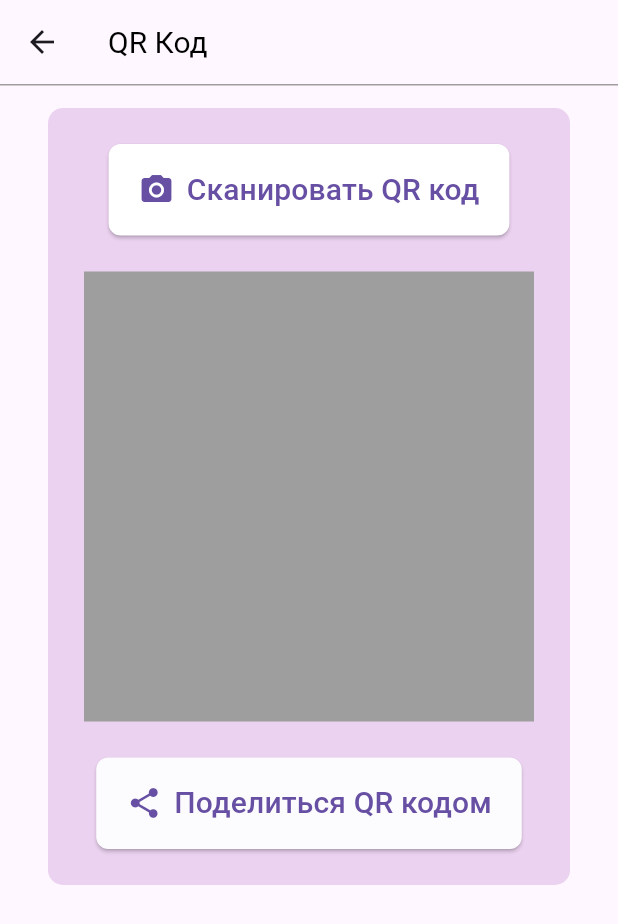
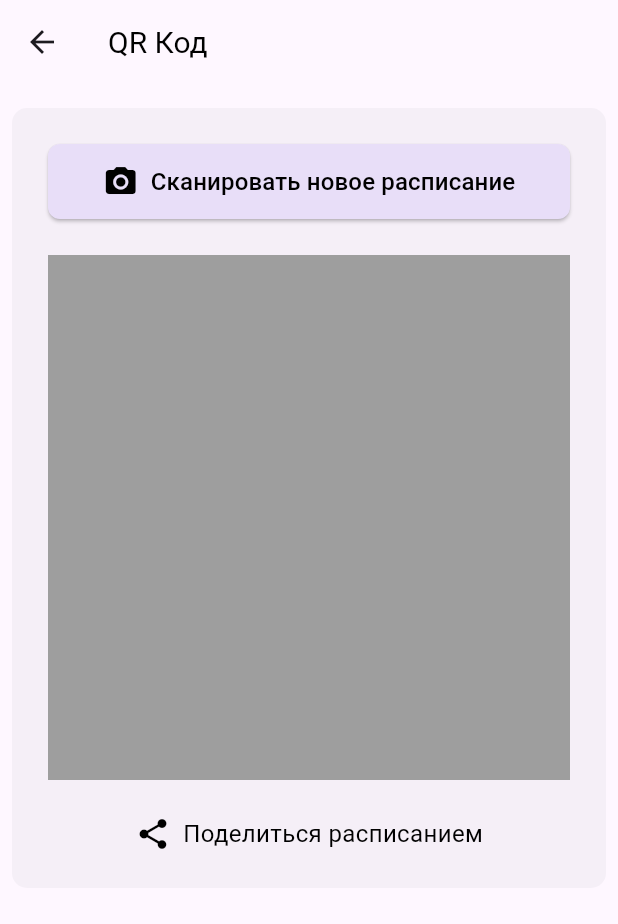
Before and after one commit to eimarinin/balder_schedule, a Flutter app: the SettingsScreen screen opened directly, after a tap on "QR", on a phone screen of 412 x 824 dp. Shown: the top 924 px of the screen. Run offline on Flutter 3.47's test engine with Material 3 defaults, Android fonts, the phone set to English and light mode, and no system bars.

Commit message:
поправил меню настроек

```diff
--- a/balder_schedule_app/lib/screens/qr.dart
+++ /dev/null
@@ -1,90 +0,0 @@
-import 'package:flutter/material.dart';
-
-class QRScreen extends StatelessWidget {
-  const QRScreen({super.key});
-
-  @override
-  Widget build(BuildContext context) {
-    return Scaffold(
-      appBar: AppBar(
-        title: const Text('QR Код'),
-      ),
-      body: Stack(
-        children: [
-          // Серый верхний бар
-          Positioned(
-            top: 0,
-            left: 0,
-            right: 0,
-            child: Container(
-              height: MediaQuery.of(context).padding.top + 1.0, // Высота для статуса
-              color: Colors.grey,
-            ),
-          ),
-          Padding(
-            padding: const EdgeInsets.only(top: 16.0), // Отступ сверху
-            child: Center( // Центрируем контент
-              child: Column(
-                mainAxisAlignment: MainAxisAlignment.start, // Выровнять содержимое в верхней части
-                children: [
-                  Container(
-                    padding: const EdgeInsets.all(24.0), // Увеличенный отступ внутри контейнера
-                    margin: const EdgeInsets.symmetric(horizontal: 8.0), // Уменьшенные боковые отступы
-                    decoration: BoxDecoration(
-                      color: const Color.fromARGB(164, 225, 190, 231), // Цвет фона карточки
-                      borderRadius: BorderRadius.circular(10.0), // Закругленные углы
-                    ),
-                    child: Column(
-                      mainAxisSize: MainAxisSize.min,
-                      crossAxisAlignment: CrossAxisAlignment.center,
-                      children: [
-                        // Кнопка "Сканировать QR код"
-                        ElevatedButton.icon(
-                          onPressed: () {
-                            // Логика для сканирования QR-кода
-                          },
-                          icon: const Icon(Icons.camera_alt, size: 24),
-                          label: const Text('Сканировать QR код', style: TextStyle(fontSize: 20)), // Увеличенный размер текста
-                          style: ElevatedButton.styleFrom(
-                            backgroundColor: const Color.fromARGB(255, 255, 255, 255), // Цвет кнопки
-                            padding: const EdgeInsets.symmetric(vertical: 16.0, horizontal: 20.0), // Увеличенные отступы
-                            shape: RoundedRectangleBorder(
-                              borderRadius: BorderRadius.circular(8.0),
-                            ),
-                          ),
-                        ),
-                        const SizedBox(height: 24.0), // Отступ между кнопкой и квадратом
-                        // Большой серый квадрат вместо QR-кода
-                        Container(
-                          width: 300, // Увеличенная ширина серого квадрата
-                          height: 300, // Увеличенная высота серого квадрата
-                          color: Colors.grey, // Цвет серого квадрата
-                        ),
-                        const SizedBox(height: 24.0), // Отступ между квадратом и кнопкой "Поделиться"
-                        // Кнопка "Поделиться"
-                        ElevatedButton.icon(
-                          onPressed: () {
-                            // Логика для поделиться QR-кодом
-                          },
-                          icon: const Icon(Icons.share, size: 24),
-                          label: const Text('Поделиться QR кодом', style: TextStyle(fontSize: 20)), // Увеличенный размер текста
-                          style: ElevatedButton.styleFrom(
-                            backgroundColor: const Color.fromARGB(255, 252, 252, 255), // Цвет кнопки
-                            padding: const EdgeInsets.symmetric(vertical: 16.0, horizontal: 20.0), // Увеличенные отступы
-                            shape: RoundedRectangleBorder(
-                              borderRadius: BorderRadius.circular(8.0),
-                            ),
-                          ),
-                        ),
-                      ],
-                    ),
-                  ),
-                ],
-              ),
-            ),
-          ),
-        ],
-      ),
-    );
-  }
-}
--- /dev/null
+++ b/balder_schedule_app/lib/screens/settings/qr_screen.dart
@@ -0,0 +1,81 @@
+import 'package:flutter/material.dart';
+
+class QRScreen extends StatelessWidget {
+  const QRScreen({super.key});
+
+  @override
+  Widget build(BuildContext context) {
+    return Scaffold(
+      appBar: AppBar(
+        title: const Text('QR Код'),
+      ),
+      body: Padding(
+        padding: const EdgeInsets.only(top: 16.0), // Отступ сверху
+        child: Center( // Центрируем контент
+          child: Column(
+            mainAxisAlignment: MainAxisAlignment.start, // Выровнять содержимое в верхней части
+            children: [
+              Container(
+                padding: const EdgeInsets.all(24.0), // Отступ внутри контейнера
+                margin: const EdgeInsets.symmetric(horizontal: 8.0), // Боковые отступы для всего контейнера
+                decoration: BoxDecoration(
+                  color: Theme.of(context).colorScheme.onInverseSurface, // Цвет фона карточки
+                  borderRadius: BorderRadius.circular(10.0), // Закругленные углы
+                ),
+                child: Column(
+                  mainAxisSize: MainAxisSize.min,
+                  crossAxisAlignment: CrossAxisAlignment.center,
+                  children: [
+                    // Кнопка "Сканировать новое расписание"
+                    Container(
+                      margin: const EdgeInsets.symmetric(horizontal: 0.0),
+                      child: ElevatedButton.icon(
+                        onPressed: () {
+                          // Логика для сканирования QR-кода
+                        },
+                        icon: const Icon(Icons.camera_alt, size: 24),
+                        label: const Text('Сканировать новое расписание', style: TextStyle(fontSize: 16)),
+                        style: ElevatedButton.styleFrom(
+                          backgroundColor: Theme.of(context).colorScheme.secondaryContainer,
+                          foregroundColor: Colors.black,
+                          padding: const EdgeInsets.symmetric(vertical: 10.0),
+                          shape: RoundedRectangleBorder(
+                            borderRadius: BorderRadius.circular(8.0),
+                          ),
+                          minimumSize: const Size.fromHeight(50), // Минимальная высота кнопки
+                        ),
+                      ),
+                    ),
+                    const SizedBox(height: 24.0), // Отступ между кнопкой и квадратом
+                    // Большой серый квадрат вместо QR-кода
+                    Container(
+                      width: 350, // Увеличенная ширина серого квадрата
+                      height: 350, // Увеличенная высота серого квадрата
+                      color: Colors.grey, // Цвет серого квадрата
+                    ),
+                    const SizedBox(height: 24.0), // Отступ между квадратом и текстом
+                    // Надпись "Поделиться расписанием" с иконкой
+                    Row(
+                      mainAxisAlignment: MainAxisAlignment.center,
+                      children: const [
+                        Icon(Icons.share, size: 24, color: Colors.black),
+                        SizedBox(width: 8.0), // Отступ между иконкой и текстом
+                        Text(
+                          'Поделиться расписанием',
+                          style: TextStyle(
+                            fontSize: 16,
+                            color: Colors.black,
+                          ),
+                        ),
+                      ],
+                    ),
+                  ],
+                ),
+              ),
+            ],
+          ),
+        ),
+      ),
+    );
+  }
+}
--- a/balder_schedule_app/lib/screens/settings_screen.dart
+++ b/balder_schedule_app/lib/screens/settings_screen.dart
@@ -1,7 +1,7 @@
 import 'package:flutter/material.dart';
-import 'appearance.dart'; // Импортируем экран внешнего вида
-import 'notifications.dart'; // Импортируем экран уведомлений
-import 'qr.dart'; // Импортируем экран QR кода
+import 'settings/appearance_screen.dart'; // Импортируем экран внешнего вида
+import 'settings/notification_screen.dart'; // Импортируем экран уведомлений
+import 'settings/qr_screen.dart'; // Импортируем экран QR кода
 
 class SettingsScreen extends StatelessWidget {
   const SettingsScreen({super.key});
@@ -10,17 +10,7 @@ class SettingsScreen extends StatelessWidget {
   Widget build(BuildContext context) {
     return Scaffold(
       backgroundColor: Colors.white,
-      body: Stack(
-        children: [
-          Positioned(
-            top: 0,
-            left: 0,
-            right: 0,
-            child: Container(
-              height: MediaQuery.of(context).padding.top + 1.0,
-              color: Colors.grey,
-            ),
-          ),
+      body:
           Column(
             children: [
               SizedBox(height: MediaQuery.of(context).padding.top + 40.0),
@@ -93,8 +83,7 @@ class SettingsScreen extends StatelessWidget {
               ),
             ],
           ),
-        ],
-      ),
+
     );
   }
 }
```
Also changed, not shown: balder_schedule_app/lib/screens/notifications.dart (deleted, +0 -100 lines), balder_schedule_app/lib/screens/settings/appearance_screen.dart (renamed from balder_schedule_app/lib/screens/appearance.dart, +6 -17 lines), balder_schedule_app/lib/screens/settings/notification_screen.dart (added, +59 -0 lines).
